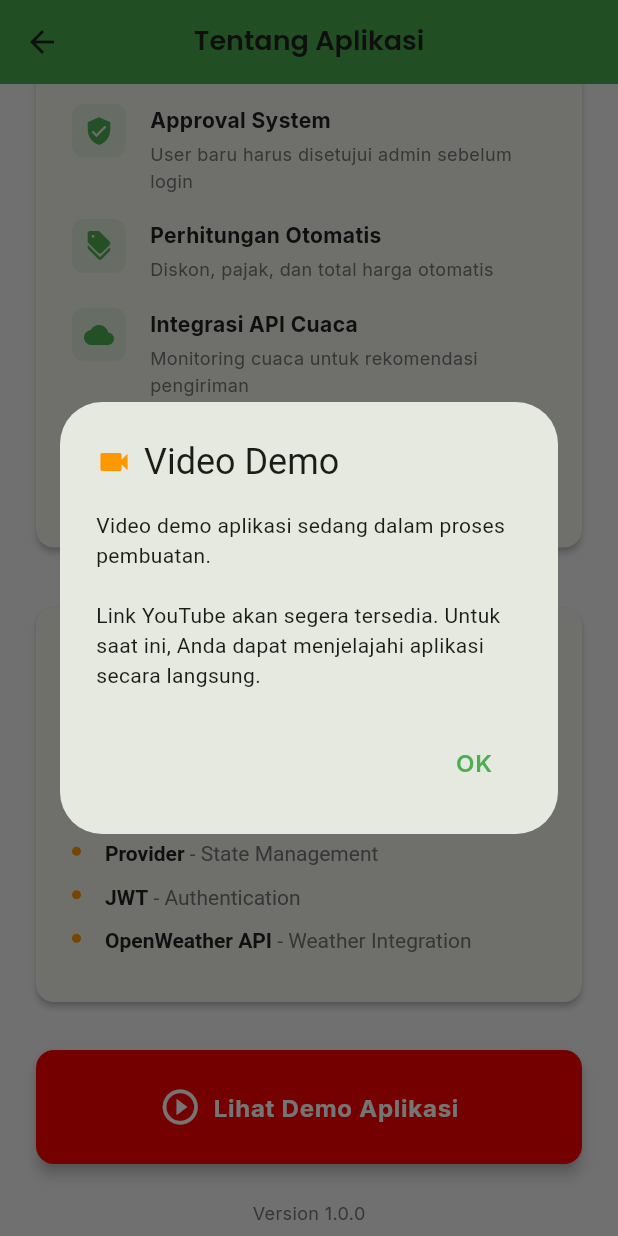
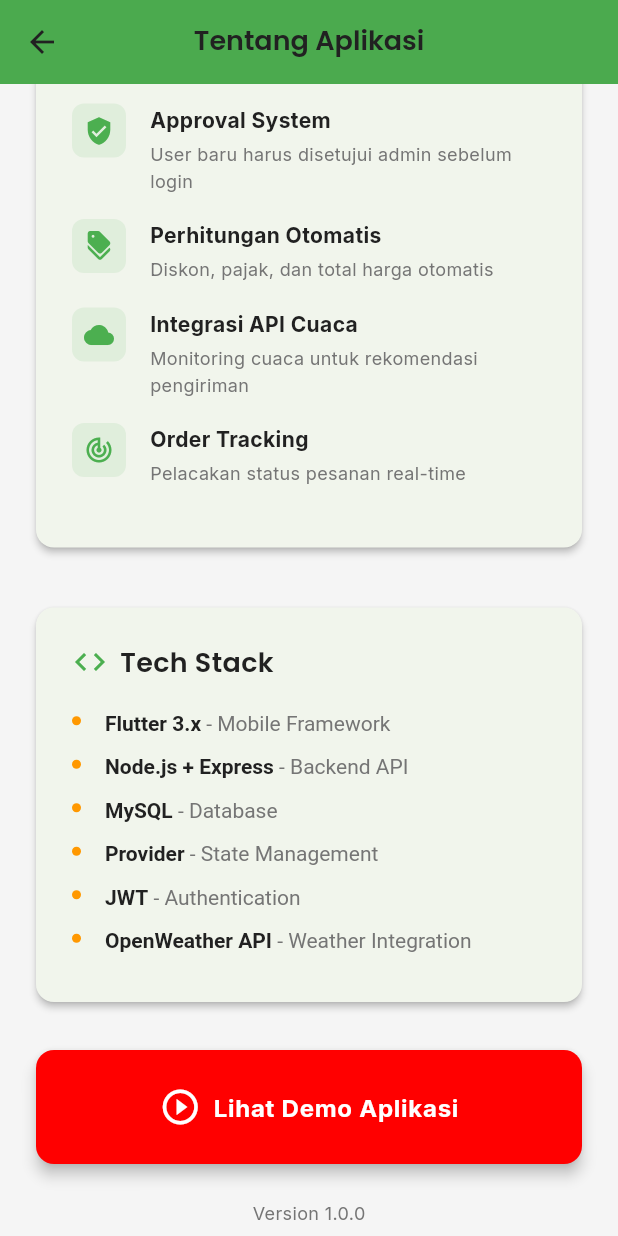
Before and after one commit to bayuramdhan50/tanifresh, a Flutter app: the AboutScreen screen opened directly, scrolled down 1152 dp, after a tap on "Lihat Demo Aplikasi", on a phone screen of 412 x 824 dp. Run offline on Flutter 3.47's test engine with Material 3 defaults, Android fonts, the phone set to English and light mode, and no system bars; our stand-ins replace firebase_core, firebase_database, fl_chart, flutter_local_notifications, flutter_map, google_fonts and 2 more; accounts and stored records are empty.

Commit message:
feat: add About Application screen displaying app details, developers, features, and a YouTube demo link.

```diff
--- a/lib/shared/screens/about_screen.dart
+++ b/lib/shared/screens/about_screen.dart
@@ -9,8 +9,9 @@ import 'package:tanifresh/core/theme/app_theme.dart';
 class AboutScreen extends StatelessWidget {
   const AboutScreen({super.key});
 
-  // YouTube placeholder URL - Update this when video is ready
-  static const String youtubeUrl = 'https://www.youtube.com/';
+  // YouTube demo URL
+  static const String youtubeUrl =
+      'https://youtu.be/j2TiVELO6L0?si=uxBI43FcC1Fvwdwo';
 
   @override
   Widget build(BuildContext context) {
@@ -444,47 +445,19 @@ class AboutScreen extends StatelessWidget {
     final Uri url = Uri.parse(youtubeUrl);
 
     try {
-      final bool canLaunch = await canLaunchUrl(url);
-      if (canLaunch) {
-        await launchUrl(
-          url,
-          mode: LaunchMode.externalApplication,
-        );
-      } else {
-        if (context.mounted) {
-          _showPlaceholderDialog(context);
-        }
-      }
+      await launchUrl(
+        url,
+        mode: LaunchMode.externalApplication,
+      );
     } catch (e) {
       if (context.mounted) {
-        _showPlaceholderDialog(context);
+        ScaffoldMessenger.of(context).showSnackBar(
+          SnackBar(
+            content: Text('Tidak dapat membuka YouTube: $e'),
+            backgroundColor: AppColors.error,
+          ),
+        );
       }
     }
   }
-
-  void _showPlaceholderDialog(BuildContext context) {
-    showDialog(
-      context: context,
-      builder: (context) => AlertDialog(
-        title: const Row(
-          children: [
-            Icon(Icons.videocam, color: AppColors.accent),
-            SizedBox(width: 8),
-            Text('Video Demo'),
-          ],
-        ),
-        content: const Text(
-          'Video demo aplikasi sedang dalam proses pembuatan.\n\n'
-          'Link YouTube akan segera tersedia. Untuk saat ini, '
-          'Anda dapat menjelajahi aplikasi secara langsung.',
-        ),
-        actions: [
-          TextButton(
-            onPressed: () => Navigator.pop(context),
-            child: const Text('OK'),
-          ),
-        ],
-      ),
-    );
-  }
 }
```
Also changed, not shown: 1 other file.
